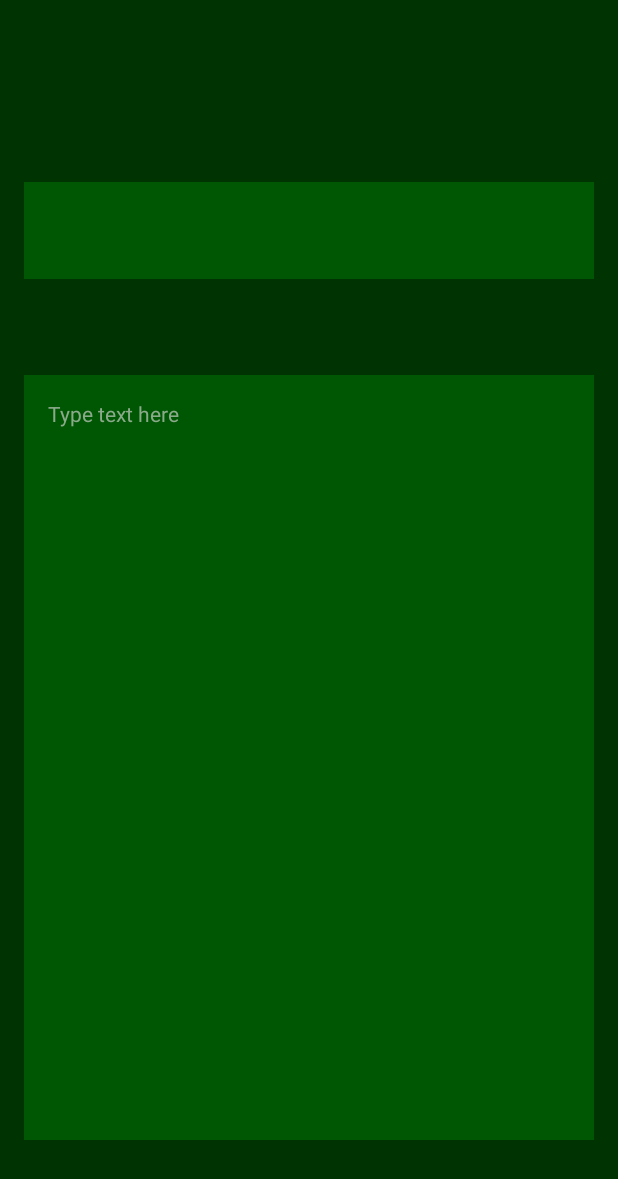
After one commit to puhalskib/android-Login-Activity, an Android app: the UserInstance screen opened directly, with no data from a screen before it, on a phone screen of 412 x 824 dp. The commit adds this screen. Shown: the top 1179 px of the screen. Run offline under Robolectric (Android 15) with nearby library versions, the phone set to English and light mode, and no system bars.

Commit message:
Changed userInstance Layout

```diff
--- a/app/build.gradle
+++ b/app/build.gradle
@@ -25,10 +25,11 @@ android {
 
 dependencies {
     implementation fileTree(dir: 'libs', include: ['*.jar'])
-    implementation"org.jetbrains.kotlin:kotlin-stdlib-jdk7:$kotlin_version"
+    implementation "org.jetbrains.kotlin:kotlin-stdlib-jdk7:$kotlin_version"
     implementation 'androidx.appcompat:appcompat:1.0.2'
     implementation 'androidx.core:core-ktx:1.0.2'
     implementation 'androidx.constraintlayout:constraintlayout:1.1.3'
+    implementation 'com.google.android.material:material:1.0.0'
     testImplementation 'junit:junit:4.12'
     androidTestImplementation 'androidx.test.ext:junit:1.1.0'
     androidTestImplementation 'androidx.test.espresso:espresso-core:3.1.1'
--- a/app/src/main/AndroidManifest.xml
+++ b/app/src/main/AndroidManifest.xml
@@ -9,6 +9,10 @@
         android:roundIcon="@mipmap/ic_launcher_round"
         android:supportsRtl="true"
         android:theme="@style/AppTheme">
+        <activity
+            android:name=".UserInstance"
+            android:label="@string/title_activity_user_instance"
+            android:theme="@style/AppTheme.NoActionBar"></activity>
         <activity android:name=".MainActivity">
             <intent-filter>
                 <action android:name="android.intent.action.MAIN" />
--- /dev/null
+++ b/app/src/main/java/com/example/loginactivity/UserInstance.kt
@@ -0,0 +1,17 @@
+package com.example.loginactivity
+
+import android.os.Bundle
+import androidx.appcompat.app.AppCompatActivity
+
+import kotlinx.android.synthetic.main.activity_user_instance.*
+
+class UserInstance : AppCompatActivity() {
+
+    override fun onCreate(savedInstanceState: Bundle?) {
+        super.onCreate(savedInstanceState)
+        setContentView(R.layout.activity_user_instance)
+
+
+    }
+
+}
--- a/app/src/main/res/layout/activity_main.xml
+++ b/app/src/main/res/layout/activity_main.xml
@@ -8,7 +8,7 @@
     tools:context=".MainActivity">
 
     <LinearLayout
-        android:id="@+id/linearLayout"
+        android:id="@+id/layoutUserName"
         android:layout_width="0dp"
         android:layout_height="wrap_content"
         android:layout_marginStart="24dp"
--- /dev/null
+++ b/app/src/main/res/layout/activity_user_instance.xml
@@ -0,0 +1,66 @@
+<?xml version="1.0" encoding="utf-8"?>
+<androidx.constraintlayout.widget.ConstraintLayout xmlns:android="http://schemas.android.com/apk/res/android"
+xmlns:app="http://schemas.android.com/apk/res-auto"
+xmlns:tools="http://schemas.android.com/tools"
+android:layout_width="match_parent"
+android:layout_height="match_parent"
+android:background="@color/colorPrimaryDarkest"
+tools:context=".UserInstance">
+
+    <LinearLayout
+        android:id="@+id/layoutUserData"
+        android:layout_width="match_parent"
+        android:layout_height="0dp"
+        android:layout_marginStart="16dp"
+        android:layout_marginLeft="16dp"
+        android:layout_marginTop="64dp"
+        android:layout_marginEnd="16dp"
+        android:layout_marginRight="16dp"
+        android:layout_marginBottom="64dp"
+        android:background="@color/colorPrimaryDark"
+        android:orientation="vertical"
+        android:padding="16dp"
+        app:layout_constraintBottom_toBottomOf="parent"
+        app:layout_constraintEnd_toEndOf="parent"
+        app:layout_constraintHorizontal_bias="0.0"
+        app:layout_constraintStart_toStartOf="parent"
+        app:layout_constraintTop_toBottomOf="@+id/layoutUserName"
+        app:layout_constraintVertical_bias="0.0">
+
+        <TextView
+            android:id="@+id/userData"
+            android:layout_width="match_parent"
+            android:layout_height="match_parent"
+            android:hint="@string/userDataHint"
+            android:textColor="@color/colorText"
+            android:textColorHint="@color/colorTextHint" />
+
+    </LinearLayout>
+
+    <LinearLayout
+        android:id="@+id/layoutUserName"
+        android:layout_width="match_parent"
+        android:layout_height="wrap_content"
+        android:layout_marginStart="16dp"
+        android:layout_marginLeft="16dp"
+        android:layout_marginEnd="16dp"
+        android:layout_marginRight="16dp"
+        android:background="@color/colorPrimaryDark"
+        android:orientation="vertical"
+        android:padding="16dp"
+        app:layout_constraintBottom_toBottomOf="parent"
+        app:layout_constraintEnd_toEndOf="parent"
+        app:layout_constraintStart_toStartOf="parent"
+        app:layout_constraintTop_toTopOf="parent"
+        app:layout_constraintVertical_bias="0.16000003">
+
+        <TextView
+            android:id="@+id/userNameText"
+            android:layout_width="match_parent"
+            android:layout_height="wrap_content"
+            android:textColor="@color/colorText"
+            android:textSize="24sp" />
+
+    </LinearLayout>
+
+</androidx.constraintlayout.widget.ConstraintLayout>
--- /dev/null
+++ b/app/src/main/res/layout/content_user_instance.xml
@@ -0,0 +1,11 @@
+<?xml version="1.0" encoding="utf-8"?>
+<androidx.constraintlayout.widget.ConstraintLayout xmlns:android="http://schemas.android.com/apk/res/android"
+    xmlns:app="http://schemas.android.com/apk/res-auto"
+    xmlns:tools="http://schemas.android.com/tools"
+    android:layout_width="match_parent"
+    android:layout_height="match_parent"
+    app:layout_behavior="@string/appbar_scrolling_view_behavior"
+    tools:context=".UserInstance"
+    tools:showIn="@layout/activity_user_instance">
+
+</androidx.constraintlayout.widget.ConstraintLayout>
--- a/app/src/main/res/values/strings.xml
+++ b/app/src/main/res/values/strings.xml
@@ -3,4 +3,6 @@
     <string name="userHint">Enter username</string>
     <string name="passHint">Enter password</string>
     <string name="loginButton">Login</string>
+    <string name="title_activity_user_instance">userInstance</string>
+    <string name="userDataHint">Type text here</string>
 </resources>
--- a/app/src/main/res/values/styles.xml
+++ b/app/src/main/res/values/styles.xml
@@ -8,4 +8,13 @@
         <item name="colorAccent">@color/colorAccent</item>
     </style>
 
+    <style name="AppTheme.NoActionBar">
+        <item name="windowActionBar">false</item>
+        <item name="windowNoTitle">true</item>
+    </style>
+
+    <style name="AppTheme.AppBarOverlay" parent="ThemeOverlay.AppCompat.Dark.ActionBar" />
+
+    <style name="AppTheme.PopupOverlay" parent="ThemeOverlay.AppCompat.Light" />
+
 </resources>
```
